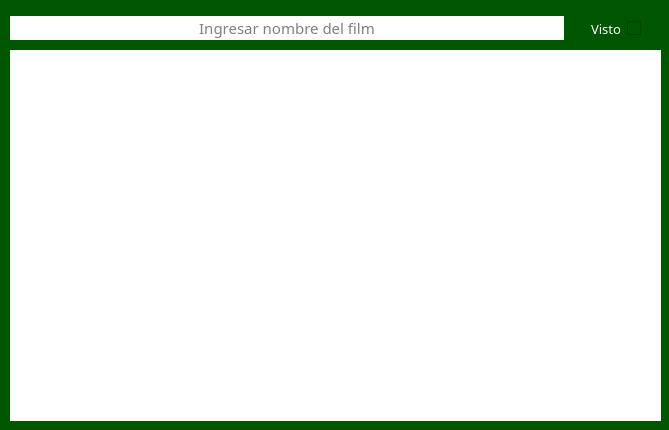
First picture: the form in gui/ventana_buscar.ui, repository QuitoAr/Cine, before the edit.
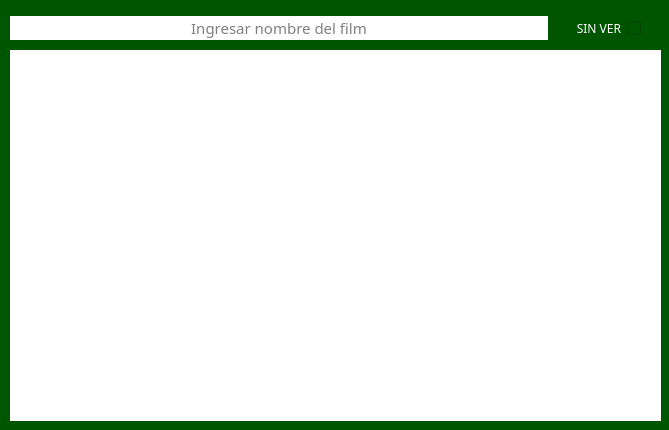
Second picture: the form after the edit. Icons and pictures are not drawn.

Commit message: Actualizar texto y fuente en la interfaz de búsqueda para reflejar estado de visualización

The edit to the form file:
```diff
--- a/gui/ventana_buscar.ui
+++ b/gui/ventana_buscar.ui
@@ -121,6 +121,11 @@
         <height>0</height>
        </size>
       </property>
+      <property name="font">
+       <font>
+        <family>Franklin Gothic Demi</family>
+       </font>
+      </property>
       <property name="layoutDirection">
        <enum>Qt::RightToLeft</enum>
       </property>
@@ -128,7 +133,7 @@
        <string notr="true">color: rgb(255, 255, 255);</string>
       </property>
       <property name="text">
-       <string>Visto</string>
+       <string>SIN VER</string>
       </property>
      </widget>
     </item>
```
